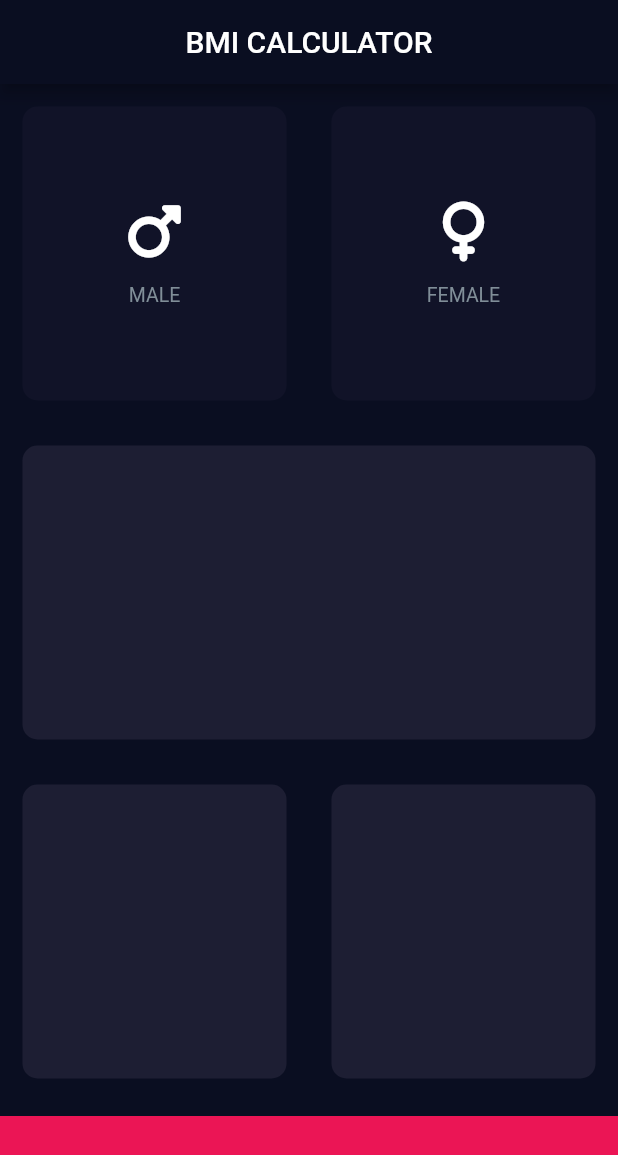
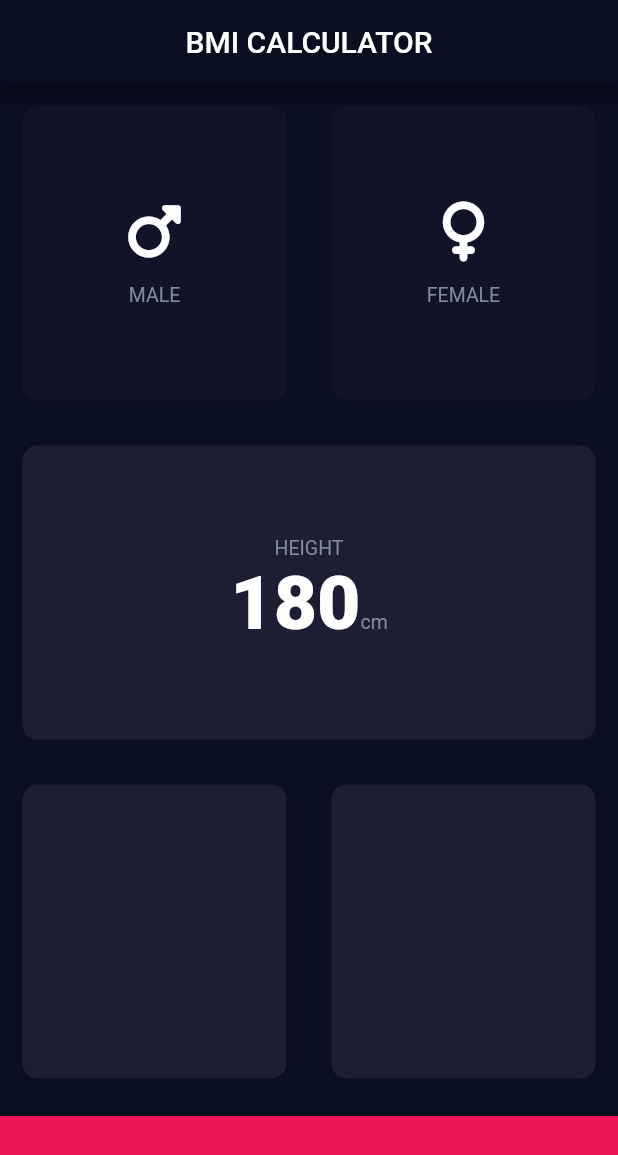
Before and after one commit to Archanciel/Flutter_Angela_course, a Flutter app: the screen it shows after launch, on a phone screen of 412 x 824 dp. Shown: the top 1155 px of the screen. Run offline on Flutter 3.47's test engine with Material 2 defaults, Android fonts, the phone set to English and light mode, and no system bars; our stand-ins replace font_awesome_flutter, rflutter_alert.

Commit message:
baseline alignement ok

```diff
--- a/bmi_calculator_flutter/lib/input_page.dart
+++ b/bmi_calculator_flutter/lib/input_page.dart
@@ -86,8 +86,40 @@ class _InputPageState extends State<InputPage> {
               ],
             ),
           ),
-          const Expanded(
-            child: ReusableCard(color: kActiveCardColor),
+          Expanded(
+            child: ReusableCard(
+              color: kActiveCardColor,
+              cardChild: Column(
+                mainAxisAlignment: MainAxisAlignment.center,
+                crossAxisAlignment: CrossAxisAlignment.stretch,
+                children: [
+                  Row(
+                    mainAxisAlignment: MainAxisAlignment.center,
+                    children: const [
+                      Text(
+                        'HEIGHT',
+                        style: kLabelTextStyle,
+                      ),
+                    ],
+                  ),
+                  Row(
+                    mainAxisAlignment: MainAxisAlignment.center,
+                    textBaseline: TextBaseline.alphabetic,
+                    crossAxisAlignment: CrossAxisAlignment.baseline,
+                    children: const [
+                      Text(
+                        '180',
+                        style: kNumberTextStyle,
+                      ),
+                      Text(
+                        'cm',
+                        style: kLabelTextStyle,
+                      )
+                    ],
+                  ),
+                ],
+              ),
+            ),
           ),
           Expanded(
             child: Row(
@@ -103,7 +135,7 @@ class _InputPageState extends State<InputPage> {
             ),
           ),
           Container(
-            color: kBbottomContainerColor,
+            color: kBottomContainerColor,
             margin: EdgeInsets.only(top: 10),
             width: double.infinity,
             height: kBottomContainerHeight,
--- a/bmi_calculator_flutter/lib/widgets/constants.dart
+++ b/bmi_calculator_flutter/lib/widgets/constants.dart
@@ -1,7 +1,7 @@
 import 'package:flutter/material.dart';
 
 const double kBottomContainerHeight = 80;
-const Color kBbottomContainerColor = Color(0xFFEB1555);
+const Color kBottomContainerColor = Color(0xFFEB1555);
 const Color kActiveCardColor = Color(0xFF1D1E33);
 const Color kIinactiveCardColor = Color(0xFF111328);
 
@@ -11,3 +11,8 @@ const kLabelTextStyle = TextStyle(
   fontSize: kLabelFontSize,
   color: Color(0xFF808E98),
 );
+const kNumberTextStyle = TextStyle(
+  color: Colors.white,
+  fontSize: 50,
+  fontWeight: FontWeight.w900,
+);
```
